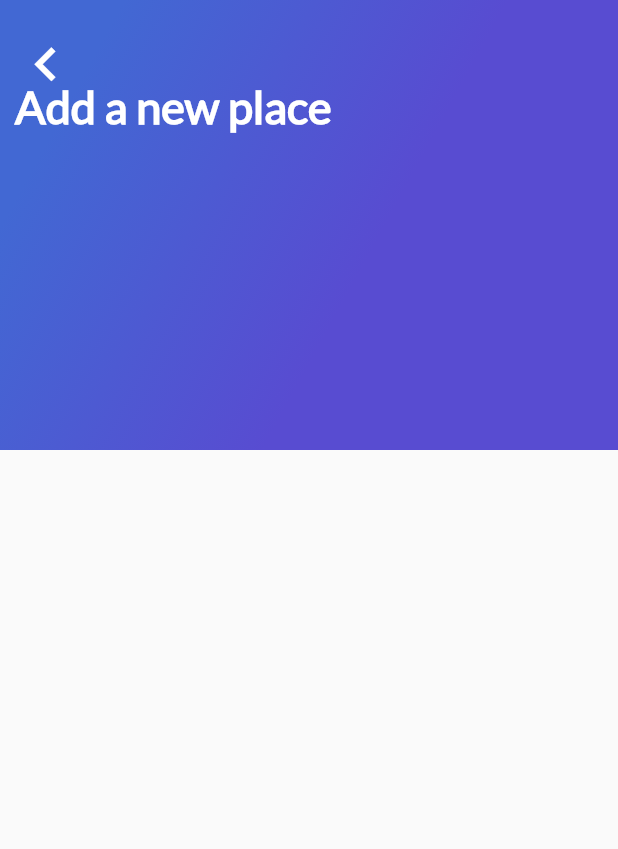
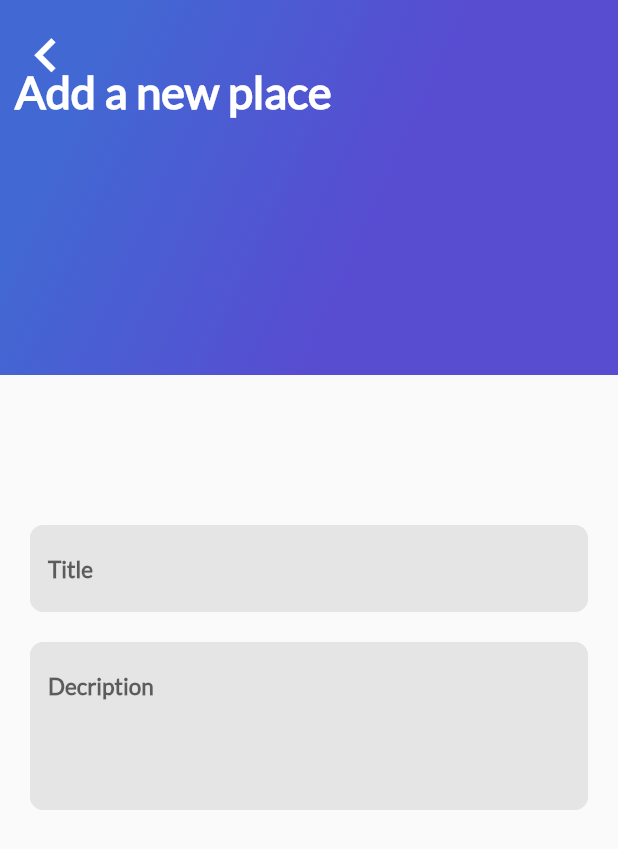
Before and after one commit to makinox/flutter-trips, a Flutter app: the AddPlaceScreen screen opened directly, on a phone screen of 412 x 824 dp. Shown: the top 849 px of the screen. Run offline on Flutter 3.47's test engine with Material 2 defaults, Android fonts, the phone set to English and light mode, and no system bars; our stand-ins replace cloud_firestore, firebase_auth, google_sign_in; missing offline and left inert: generic_bloc_provider; accounts and stored records are empty.

```diff
--- a/lib/Place/ui/screens/add_place_screen.dart
+++ b/lib/Place/ui/screens/add_place_screen.dart
@@ -1,6 +1,7 @@
 import 'dart:io';
 import 'package:flutter/material.dart';
 import 'package:trips/widgets/gradientBack.dart';
+import 'package:trips/widgets/text_input.dart';
 
 class AddPlaceScreen extends StatefulWidget {
 
@@ -19,11 +20,13 @@ class _AddPlaceScreen extends State<AddPlaceScreen> {
   @override
   Widget build(BuildContext context) {
 
+    final _controllerTitlePlace = TextEditingController();
+    final _controllerDescriptionPlace = TextEditingController();
+
     return Scaffold(body: Stack(children: <Widget>[
-      GradientBack('Add a new place', 300),
-      Row(children: <Widget>[
+      GradientBack('Add a new place', 250),
       Container(
-          padding: EdgeInsets.only(top: 12, left: 0),
+        padding: EdgeInsets.only(top: 6, left: 0),
         child: SizedBox(
           height: 45,
           width: 45,
@@ -34,8 +37,28 @@ class _AddPlaceScreen extends State<AddPlaceScreen> {
             },
           ),
         ),
+      ),
+      Container(
+        margin: EdgeInsets.only(top: 350, bottom: 20),
+        child: ListView(children: <Widget>[
+          Container(),
+          Container(
+            margin: EdgeInsets.only(bottom: 20),
+            child: TextInput(
+              hintText: 'Title',
+              inputType: null,
+              maxLines: 1,
+              controller: _controllerTitlePlace,
+            ),
+          ),
+          TextInput(
+            hintText: 'Decription',
+            inputType: TextInputType.multiline,
+            maxLines: 4,
+            controller: _controllerDescriptionPlace,
           )
-      ],)
+        ],),
+      )
     ],),);
   }
 
```
Lines whose indentation alone changed are shown as unchanged.
